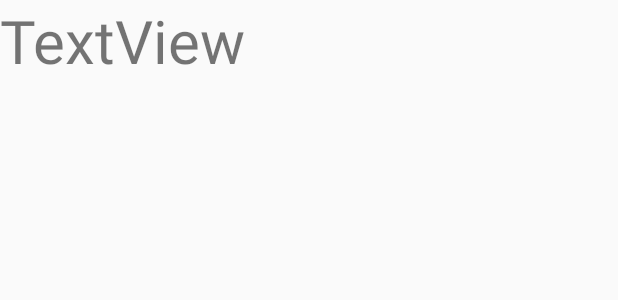
After one commit to Mobile02-DH/Retrofit, an Android app: the layout movie_item.xml on its own in the app's theme, with its tools: preview values and no code run, on a phone screen of 412 x 824 dp. The commit adds this screen. Shown: the top 300 px of the screen. Run offline under Robolectric (Android 15) with nearby library versions, the phone set to English and light mode, and no system bars.

Commit message:
exemplo com RecyclerView feito

```diff
--- /dev/null
+++ b/app/src/main/res/layout/movie_item.xml
@@ -0,0 +1,12 @@
+<?xml version="1.0" encoding="utf-8"?>
+<android.support.constraint.ConstraintLayout xmlns:android="http://schemas.android.com/apk/res/android"
+	android:layout_width="match_parent"
+	android:layout_height="wrap_content">
+
+	<TextView
+		android:id="@+id/txtTitulo"
+		android:layout_width="wrap_content"
+		android:layout_height="wrap_content"
+		android:text="TextView"
+		android:textSize="40sp" />
+</android.support.constraint.ConstraintLayout>
```
Also changed, not shown: app/src/main/java/edu/retrofit/view/MainActivity.java (+41 -9 lines), app/src/main/java/edu/retrofit/view/MovieAdapter.java (+56 -2 lines), app/src/main/res/layout/activity_main.xml (+6 -11 lines).
